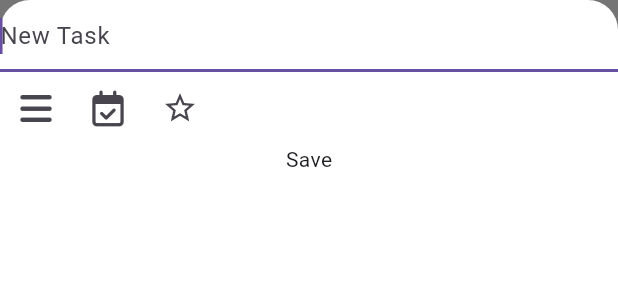
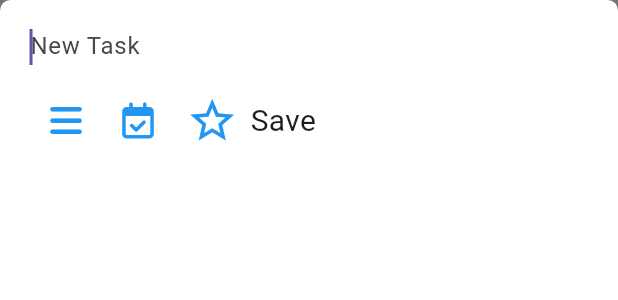
Before and after one commit to Emmanueloluwadamilola/my_todo_app, a Flutter app: the AddTaskSheet widget shown alone on an empty page, opened directly, on a phone screen of 412 x 824 dp. Shown: the top 300 px of the screen. Run offline on Flutter 3.47's test engine with Material 3 defaults, Android fonts, the phone set to English and light mode, and no system bars; our stand-ins replace font_awesome_flutter.

Commit message:
new changes

```diff
--- a/lib/add_task.dart
+++ b/lib/add_task.dart
@@ -12,30 +12,46 @@ class AddTaskSheet extends StatelessWidget {
         decoration: const BoxDecoration(
             color: Colors.white,
             borderRadius: BorderRadius.only(
-              topLeft: Radius.circular(20),
-              topRight: Radius.circular(20),
+              topLeft: Radius.circular(7),
+              topRight: Radius.circular(7),
             )),
+        child: Padding(
+          padding: const EdgeInsets.only(bottom: 10, left: 20, top: 7),
           child: Column(
             children: [
               const TextField(
                 autofocus: true,
                 keyboardType: TextInputType.text,
-              decoration: InputDecoration(hintText: ("New Task")),
+                decoration: InputDecoration(
+                    border: InputBorder.none, hintText: ("New Task")),
               ),
-            Row(
-              children: [
+              Row(children: [
                 IconButton(
                     onPressed: () {},
-                    icon: const FaIcon(FontAwesomeIcons.bars)),
+                    icon: const FaIcon(
+                      FontAwesomeIcons.bars,
+                      color: Colors.blue,
+                    )),
                 IconButton(
                     onPressed: () {},
-                    icon: const FaIcon(FontAwesomeIcons.calendarCheck)),
+                    icon: const FaIcon(
+                      FontAwesomeIcons.calendarCheck,
+                      color: Colors.blue,
+                    )),
                 IconButton(
-                    onPressed: () {}, icon: const Icon(Icons.star_border))
+                    onPressed: () {},
+                    icon: const Icon(
+                      Icons.star_border,
+                      size: 35,
+                      color: Colors.blue,
+                    )),
+                const Text(
+                  "Save",
+                  style: TextStyle(fontSize: 20),
+                ),
+              ]),
             ],
           ),
-            Text("Save")
-          ],
         ),
       ),
     );
--- a/lib/home_page.dart
+++ b/lib/home_page.dart
@@ -1,5 +1,6 @@
 import 'package:flutter/material.dart';
 import 'package:font_awesome_flutter/font_awesome_flutter.dart';
+import 'package:my_todo_app/add_task.dart';
 import 'package:my_todo_app/starred_task_page.dart';
 import 'package:my_todo_app/task_page.dart';
 
@@ -14,11 +15,7 @@ class HomePage extends StatefulWidget {
 
 class _HomePageState extends State<HomePage> {
   Widget showSheet(BuildContext context) {
-    return Container(
-      child: const Center(
-        child: Text("Hi, Emmanuel"),
-      ),
-    );
+    return const AddTaskSheet();
   }
 
   Screen selectedScreen = Screen.starredTask;
```
Lines whose indentation alone changed are shown as unchanged.
